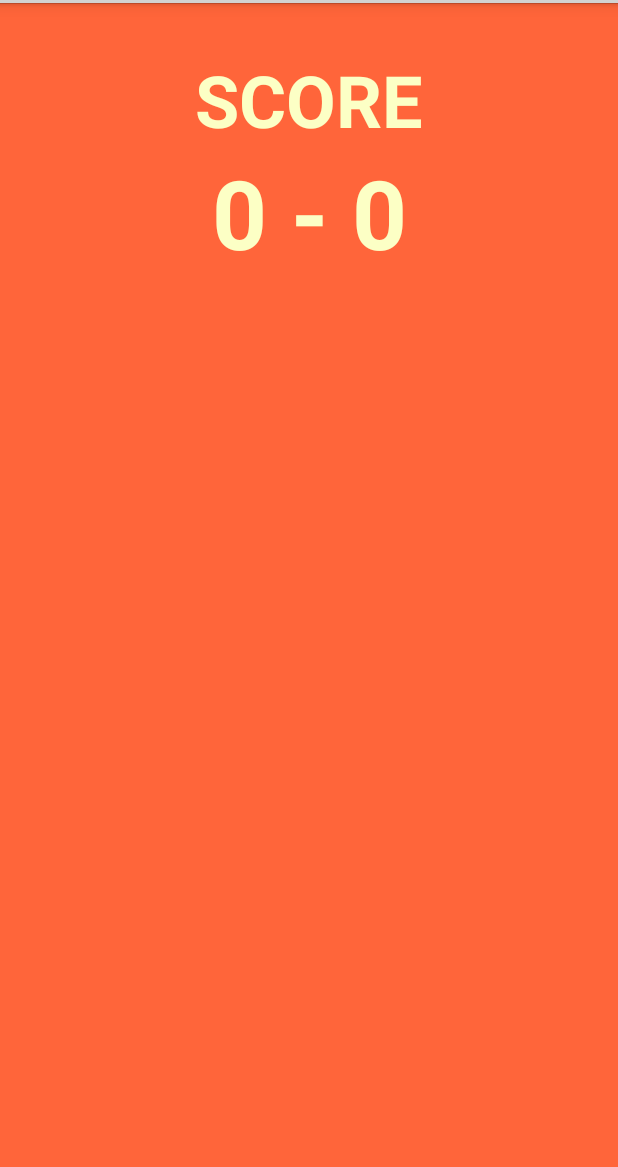
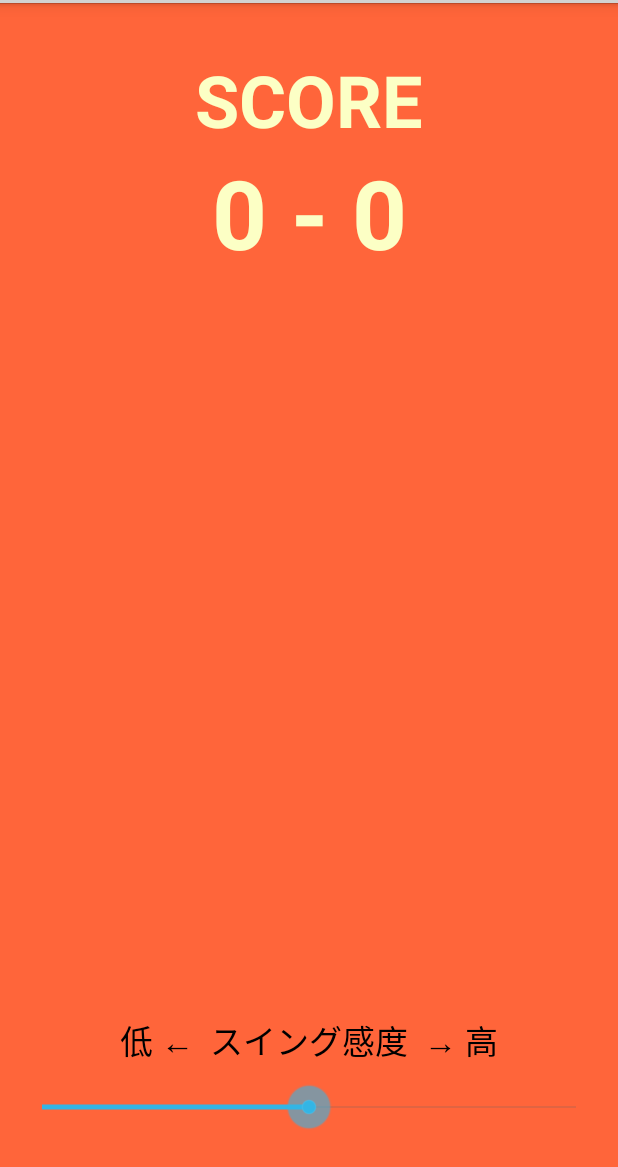
Before and after one commit to PingPong3/client-android, an Android app: the layout fragment_racket.xml on its own in the app's theme, with its tools: preview values and no code run, on a phone screen of 412 x 824 dp, the part 69-1236 px from its top. Run offline under Robolectric (Android 15) with nearby library versions, the phone set to English and light mode, and no system bars.

Commit message:
スイングの感度調整機能を追加

```diff
--- a/app/src/main/res/layout/fragment_racket.xml
+++ b/app/src/main/res/layout/fragment_racket.xml
@@ -30,4 +30,27 @@
         android:textSize="64dp"
         android:textStyle="bold"
         android:textColor="#fffcffc5" />
+
+    <SeekBar
+        android:layout_width="match_parent"
+        android:layout_height="wrap_content"
+        android:id="@+id/sensitivity_seek"
+        android:layout_alignParentBottom="true"
+        android:layout_centerHorizontal="true"
+        android:layout_marginLeft="12dp"
+        android:layout_marginRight="12dp"
+        android:layout_marginBottom="24dp"
+        android:progress="50"
+        android:max="100" />
+
+    <TextView
+        android:layout_width="wrap_content"
+        android:layout_height="wrap_content"
+        android:text="低 ←  スイング感度  → 高"
+        android:id="@+id/sensitivity_text"
+        android:layout_above="@+id/sensitivity_seek"
+        android:layout_centerHorizontal="true"
+        android:layout_marginBottom="12dp"
+        android:textAppearance="?android:attr/textAppearanceLarge" />
+
 </RelativeLayout>
```
Also changed, not shown: app/src/main/java/red/itvirtuoso/pingpong3/app/view/RacketFragment.java (+30 -3 lines).
